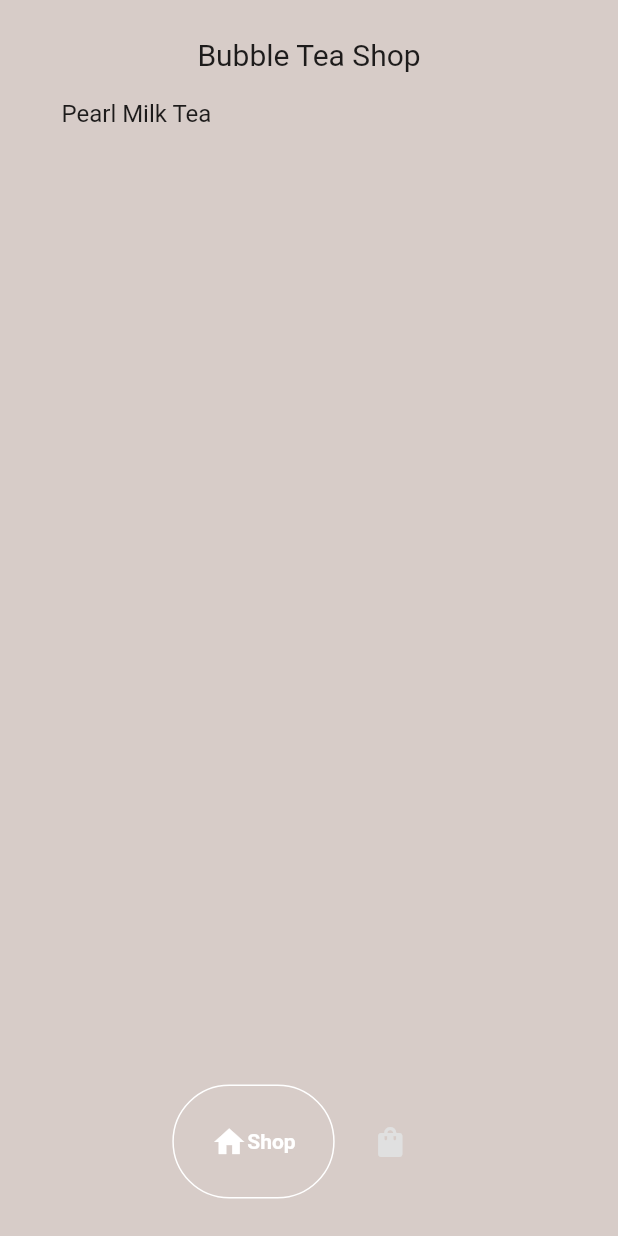
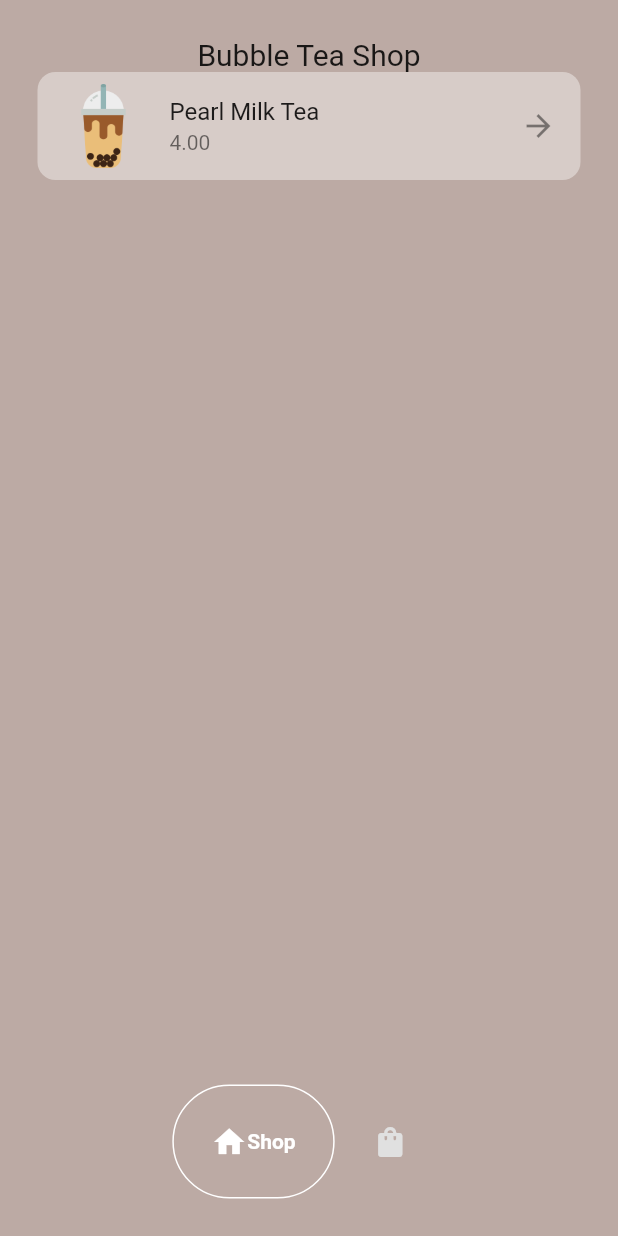
Before and after one commit to Hardik-24/Bubble-Tea-Shop, a Flutter app: the screen it shows after launch, on a phone screen of 412 x 824 dp. Run offline on Flutter 3.47's test engine with Material 2 defaults, Android fonts, the phone set to English and light mode, and no system bars; drawn by our look-alikes of google_nav_bar.

Commit message:
another update

```diff
--- /dev/null
+++ b/lib/components/drink_tile.dart
@@ -0,0 +1,27 @@
+import 'package:flutter/material.dart';
+import 'package:bubble_tea/models/drink.dart';
+
+class DrinkTile extends StatelessWidget {
+  final Drink drink;
+  final void Function()? onTap;
+  const DrinkTile({super.key, required this.drink, required this.onTap});
+
+  @override
+  Widget build(BuildContext context) {
+    return GestureDetector(
+      onTap: onTap,
+      child: Container(
+        decoration: BoxDecoration(
+          color: Colors.brown[100],
+          borderRadius: BorderRadius.circular(12),
+        ),
+        child: ListTile(
+          title: Text(drink.name),
+          subtitle: Text(drink.price),
+          leading: Image.asset(drink.imagePath),
+          trailing: const Icon(Icons.arrow_forward),
+        ),
+      ),
+    );
+  }
+}
--- a/lib/models/shop.dart
+++ b/lib/models/shop.dart
@@ -1,9 +1,10 @@
 import 'package:bubble_tea/models/drink.dart';
 import 'package:flutter/material.dart';
 
-class BubbleTeaShop extends ChangeNotifier { //if something is a ChangeNotifier, you can subscribe to its changes
+class BubbleTeaShop extends ChangeNotifier {
+  //if something is a ChangeNotifier, you can subscribe to its changes
   final List<Drink> _shop = [
-    Drink(
+    const Drink(
         name: 'Pearl Milk Tea',
         price: "4.00",
         imagePath: 'lib/images/bubble-tea.png'),
--- a/lib/pages/cart_page.dart
+++ b/lib/pages/cart_page.dart
@@ -10,6 +10,6 @@ class CartPage extends StatefulWidget {
 class _CartPageState extends State<CartPage> {
   @override
   Widget build(BuildContext context) {
-    return Center(child: Text('Cart'));
+    return const Center(child: Text('Cart'));
   }
 }
--- a/lib/pages/home_page.dart
+++ b/lib/pages/home_page.dart
@@ -25,7 +25,7 @@ class _HomePageState extends State<HomePage> {
   @override
   Widget build(BuildContext context) {
     return Scaffold(
-      backgroundColor: Colors.brown[100],
+      backgroundColor: Colors.brown[200],
       bottomNavigationBar: MyBottomNavBar(
         onTabChange: (index) => navigateBottomBar(index),
       ),
--- a/lib/pages/shop_page.dart
+++ b/lib/pages/shop_page.dart
@@ -1,6 +1,9 @@
+import 'package:bubble_tea/components/drink_tile.dart';
 import 'package:bubble_tea/models/shop.dart';
+import 'package:bubble_tea/pages/order_page.dart';
 import 'package:flutter/material.dart';
 import 'package:provider/provider.dart';
+import 'package:bubble_tea/models/drink.dart';
 
 class ShopPage extends StatefulWidget {
   const ShopPage({super.key});
@@ -10,6 +13,14 @@ class ShopPage extends StatefulWidget {
 }
 
 class _ShopPageState extends State<ShopPage> {
+  void goToOrderPage(Drink drink) {
+    Navigator.push(
+        context,
+        MaterialPageRoute(
+          builder: (context) => const OrderPage(),
+        ));
+  }
+
   @override
   Widget build(BuildContext context) {
     return Consumer<BubbleTeaShop>(
@@ -18,7 +29,7 @@ class _ShopPageState extends State<ShopPage> {
                 padding: const EdgeInsets.all(25.0),
                 child: Column(
                   children: [
-                    Text(
+                    const Text(
                       'Bubble Tea Shop',
                       style: TextStyle(fontSize: 20),
                     ),
@@ -26,8 +37,10 @@ class _ShopPageState extends State<ShopPage> {
                       child: ListView.builder(
                         itemCount: value.shop.length,
                         itemBuilder: (BuildContext context, int index) {
-                          return ListTile(
-                            title: Text(value.shop[index].name),
+                          Drink individualDrink = value.shop[index];
+                          return DrinkTile(
+                            drink: individualDrink,
+                            onTap: () => goToOrderPage(individualDrink),
                           );
                         },
                       ),
```
Also changed, not shown: lib/pages/order_page.dart (added, +10 -0 lines).
